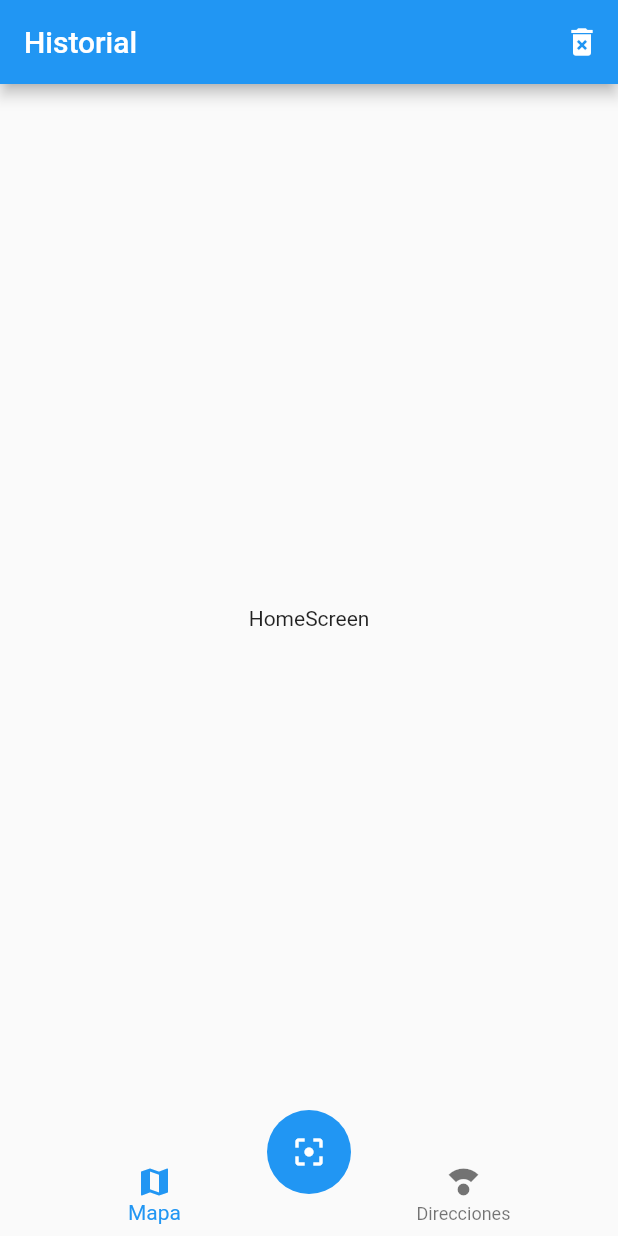
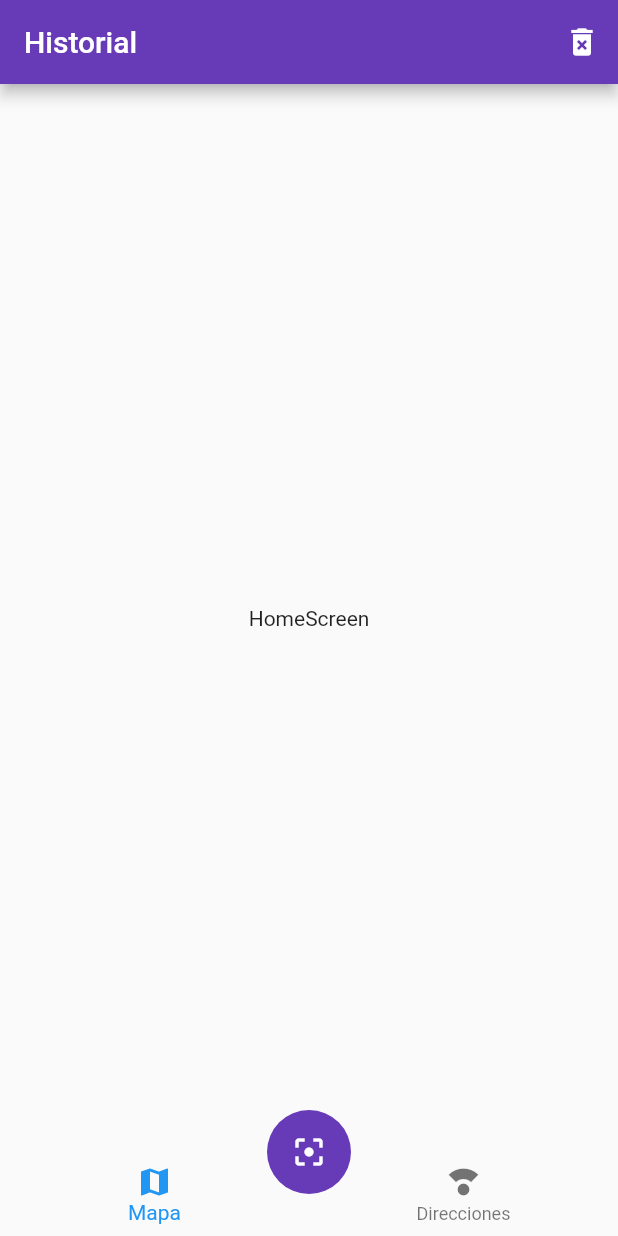
Before and after one commit to Ricardohm7/qr_scanner, a Flutter app: the screen it shows after launch, on a phone screen of 412 x 824 dp. Run offline on Flutter 3.47's test engine with Material 2 defaults, Android fonts, the phone set to English and light mode, and no system bars.

Commit message:
Tema de la app completado

```diff
--- a/lib/main.dart
+++ b/lib/main.dart
@@ -14,6 +14,12 @@ class MyApp extends StatelessWidget {
       routes: {
         'home': (_) => HomeScreen(),
         'mapa': (_) => MapaScreen(),
-        });
+      },
+      theme: ThemeData(
+          appBarTheme: AppBarTheme(backgroundColor: Colors.deepPurple),
+          floatingActionButtonTheme: FloatingActionButtonThemeData(
+            backgroundColor: Colors.deepPurple,
+          )),
+    );
   }
 }
--- a/lib/screens/home_screen.dart
+++ b/lib/screens/home_screen.dart
@@ -10,6 +10,7 @@ class HomeScreen extends StatelessWidget {
   Widget build(BuildContext context) {
     return Scaffold(
       appBar: AppBar(
+        // backgroundColor: Colors.red,
         title: Text('Historial'),
         actions: [
           IconButton(
```
Lines whose indentation alone changed are shown as unchanged.
